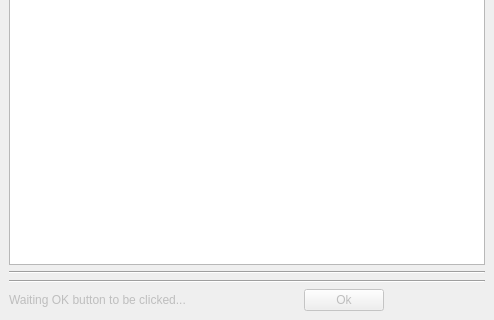
The window that mainwindow.ui (max-privato/CanzeLogRead) describes before a commit, drawn with Qt 5; both pictures show x 0 to 494 and y 200 to 520 of the 494 by 520 pixel window.
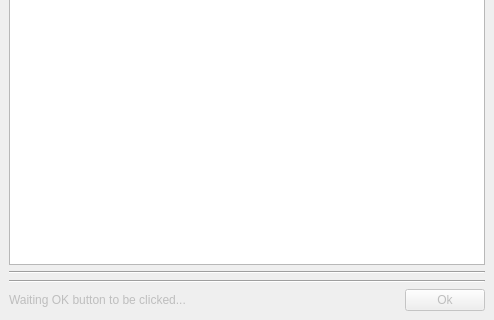
The same window after the commit.

Commit message: Fized wrong filename management causing issues when re-processing already loaded files

Diff of the .ui file:
```diff
--- a/mainwindow.ui
+++ b/mainwindow.ui
@@ -171,19 +171,6 @@
         </property>
        </widget>
       </item>
-      <item>
-       <spacer name="horizontalSpacer_2">
-        <property name="orientation">
-         <enum>Qt::Horizontal</enum>
-        </property>
-        <property name="sizeHint" stdset="0">
-         <size>
-          <width>40</width>
-          <height>20</height>
-         </size>
-        </property>
-       </spacer>
-      </item>
      </layout>
     </item>
    </layout>
```
The commit also changes 2 other files.
